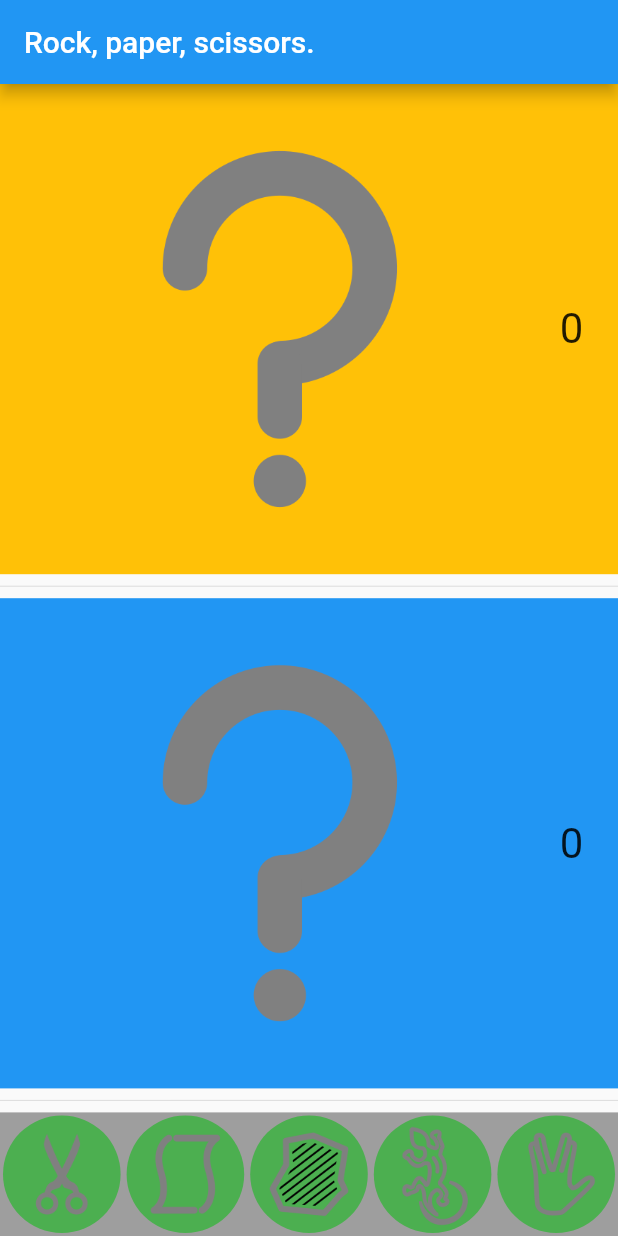
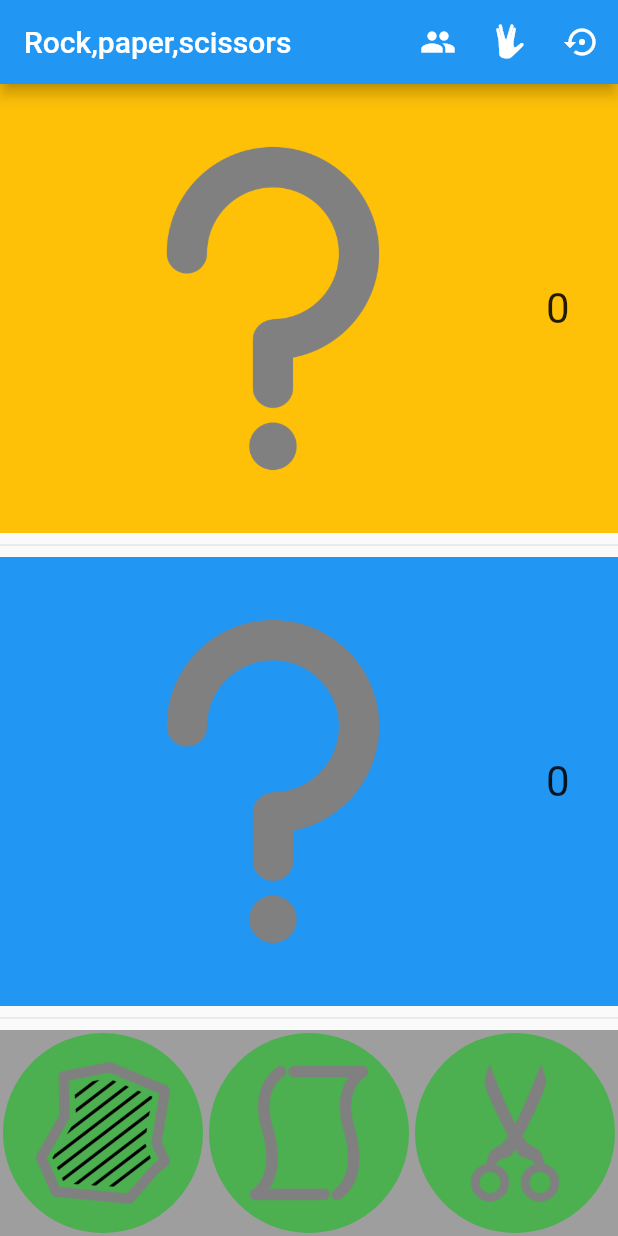
Before and after one commit to MatthieuMeert/rock_paper_scissors, a Flutter app: the screen it shows after launch, on a phone screen of 412 x 824 dp. Run offline on Flutter 3.47's test engine with Material 2 defaults, Android fonts, the phone set to English and light mode, and no system bars; our stand-ins replace shared_preferences.

Commit message:
added lizard spock made a parent game model class extended for each game model

```diff
--- /dev/null
+++ b/lib/models/game_model.dart
@@ -0,0 +1,19 @@
+abstract class GameModel {
+  abstract List<String> choicesList;
+  String? choice;
+  String? answer;
+  int gamesWon = 0;
+  int gamesLost = 0;
+  int gamesDraw = 0;
+
+  addGameToStats();
+
+  syncDataWithProvider();
+  updateSharedPrefrences();
+  reset() {
+    gamesWon = 0;
+    gamesLost = 0;
+    gamesDraw = 0;
+    updateSharedPrefrences();
+  }
+}
--- a/lib/models/lizard_spok_model.dart
+++ b/lib/models/lizard_spok_model.dart
@@ -1,13 +1,11 @@
-class LizardSpokModel {
-  List<String> choicesList = ['scissors', 'paper', 'rock', 'lizard', 'spok'];
-  String? choice;
-  String? answer;
-  int gamesWon = 0;
-  int gamesLost = 0;
-  int gamesDraw = 0;
+import 'package:rps/models/game_model.dart';
+import 'package:shared_preferences/shared_preferences.dart';
 
-  LizardSpokModel();
+class LizardSpokModel extends GameModel{
+  @override
+  List<String> choicesList = ['rock', 'paper', 'scissors', 'lizard', 'spok'];
 
+  @override
   addGameToStats() {
     if (choice == answer) {
       gamesDraw++;
@@ -25,4 +23,20 @@ class LizardSpokModel {
       gamesLost++;
     }
   }
+
+  @override
+  Future updateSharedPrefrences() async {
+    SharedPreferences prefs = await SharedPreferences.getInstance();
+    await prefs.setInt('LizardSpokTotalGamesWon', gamesWon);
+    await prefs.setInt('LizardSpokTotalGamesLost', gamesLost);
+    await prefs.setInt('LizardSpokTotalGamesDraw', gamesDraw);
+  }
+
+  @override
+  Future syncDataWithProvider() async {
+    SharedPreferences prefs = await SharedPreferences.getInstance();
+    gamesWon = prefs.getInt('LizardSpokTotalGamesWon') ?? 0;
+    gamesLost = prefs.getInt('LizardSpokTotalGamesLost') ?? 0;
+    gamesDraw = prefs.getInt('LizardSpokTotalGamesDraw') ?? 0;
+  }
 }
--- /dev/null
+++ b/lib/r_p_s_icons_icons.dart
@@ -0,0 +1,26 @@
+/// Flutter icons RPSIcons
+/// Copyright (C) 2021 by original authors @ fluttericon.com, fontello.com
+/// This font was generated by FlutterIcon.com, which is derived from Fontello.
+///
+/// To use this font, place it in your fonts/ directory and include the
+/// following in your pubspec.yaml
+///
+/// flutter:
+///   fonts:
+///    - family:  RPSIcons
+///      fonts:
+///       - asset: fonts/RPSIcons.ttf
+///
+///
+///
+import 'package:flutter/widgets.dart';
+
+class RPSIcons {
+  RPSIcons._();
+
+  static const _kFontFam = 'RPSIcons';
+  static const String? _kFontPkg = null;
+
+  static const IconData spok = IconData(0xe801, fontFamily: _kFontFam, fontPackage: _kFontPkg);
+  static const IconData rock = IconData(0xe803, fontFamily: _kFontFam, fontPackage: _kFontPkg);
+}
--- a/lib/views/game_view.dart
+++ b/lib/views/game_view.dart
@@ -1,6 +1,9 @@
 import 'package:flutter/material.dart';
 import 'package:provider/provider.dart';
+import 'package:rps/models/rps_model.dart';
 import 'package:rps/view_models/game_view_model.dart';
+
+import '../r_p_s_icons_icons.dart';
 
 class GameView extends StatelessWidget {
   const GameView({Key? key}) : super(key: key);
@@ -8,7 +11,28 @@ class GameView extends StatelessWidget {
   @override
   Widget build(BuildContext context) {
     return Scaffold(
-      appBar: AppBar(title: const Text('Rock, paper, scissors.')),
+      appBar: AppBar(
+        title: Text(Provider.of<GameViewModel>(context).gameModel is RPSModel
+            ? 'Rock,paper,scissors'
+            : '..., lizard, Spok.'),
+        actions: [
+          IconButton(onPressed: () {}, icon: const Icon(Icons.group)),
+          IconButton(
+              onPressed: () {
+                Provider.of<GameViewModel>(context, listen: false)
+                    .changeGameModel();
+              },
+              icon: Icon(
+                  Provider.of<GameViewModel>(context).gameModel is RPSModel
+                      ? RPSIcons.spok
+                      : RPSIcons.rock)),
+          IconButton(
+              onPressed: () {
+                Provider.of<GameViewModel>(context, listen: false).reset();
+              },
+              icon: const Icon(Icons.settings_backup_restore)),
+        ],
+      ),
       body: GameBoard(),
     );
   }
@@ -78,15 +102,10 @@ class GameBoard extends StatelessWidget {
           color: Colors.grey,
           child: Row(
             mainAxisAlignment: MainAxisAlignment.spaceEvenly,
-            children: Provider.of<GameViewModel>(context).getChoicesList().map((choice) => ChoicePicker(choice)).toList(),
-            // children: [
-            //   ChoicePicker(
-            //       Provider.of<GameViewModel>(context).getChoicesList()[0]),
-            //   ChoicePicker(
-            //       Provider.of<GameViewModel>(context).getChoicesList()[1]),
-            //   ChoicePicker(
-            //       Provider.of<GameViewModel>(context).getChoicesList()[2])
-            // ],
+            children: Provider.of<GameViewModel>(context)
+                .getChoicesList()
+                .map((choice) => ChoicePicker(choice))
+                .toList(),
           ),
         )
       ],
--- a/pubspec.yaml
+++ b/pubspec.yaml
@@ -92,3 +92,7 @@ flutter:
   #
   # For details regarding fonts from package dependencies,
   # see https://flutter.dev/custom-fonts/#from-packages
+  fonts:
+    - family: RPSIcons
+      fonts:
+        - asset: assets/icons/RPSIcons.ttf
```
Also changed, not shown: lib/models/rps_model.dart (+22 -8 lines), lib/view_models/game_view_model.dart (+12 -14 lines), assets/icons/RPSIcons.ttf (added).
